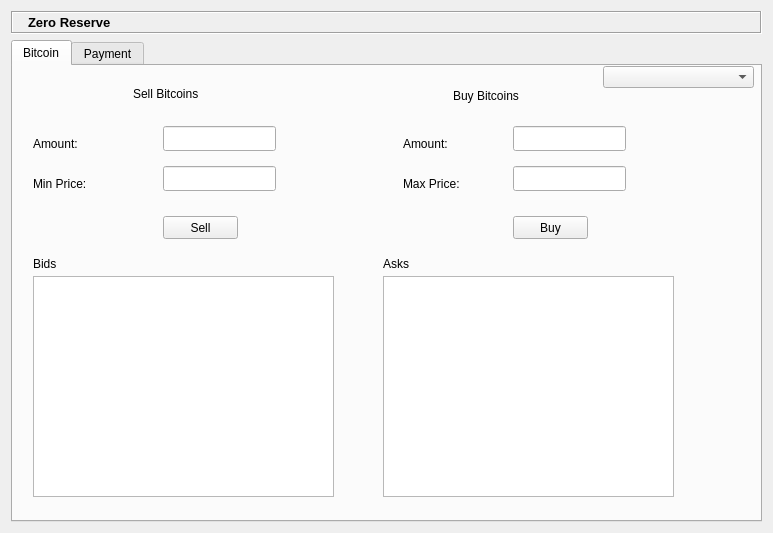
First picture: the form in ZeroReserveDialog.ui, repository zeroreserve/ZeroReserve, before the edit.
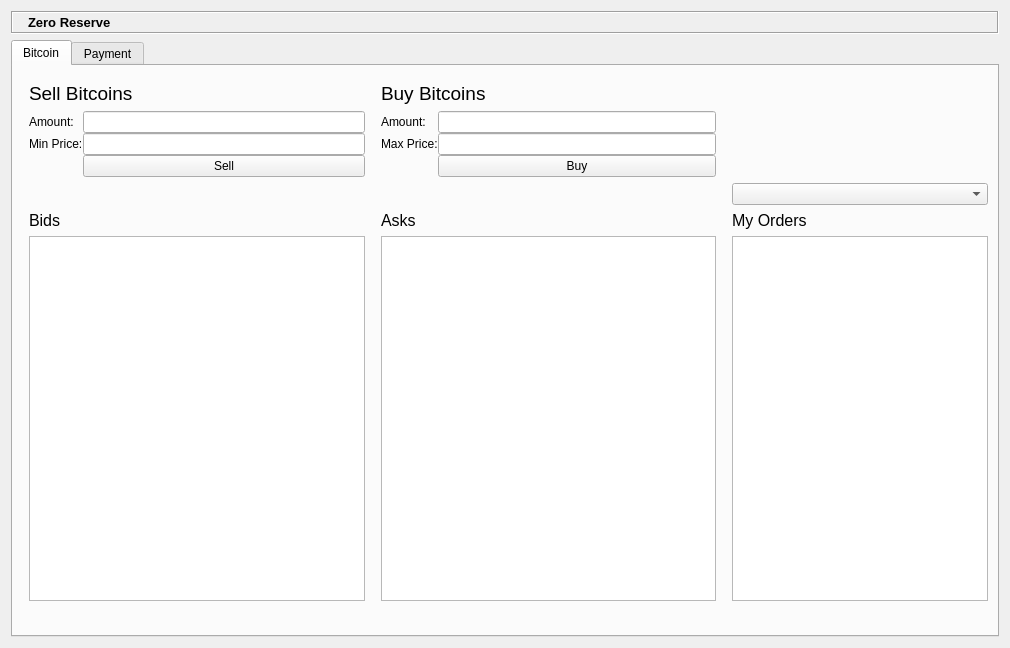
Second picture: the form after the edit. Icons and pictures are not drawn. Custom widgets are drawn as their Qt base class.

What changed in the file:
```diff
--- a/ZeroReserveDialog.ui
+++ b/ZeroReserveDialog.ui
@@ -6,8 +6,8 @@
    <rect>
     <x>0</x>
     <y>0</y>
-    <width>773</width>
-    <height>533</height>
+    <width>1010</width>
+    <height>648</height>
    </rect>
   </property>
   <layout class="QVBoxLayout" name="verticalLayout">
@@ -82,214 +82,206 @@
       <attribute name="title">
        <string>Bitcoin</string>
       </attribute>
-      <widget class="QTableView" name="asksTableView">
+      <widget class="QWidget" name="gridLayoutWidget">
        <property name="geometry">
         <rect>
-         <x>370</x>
-         <y>210</y>
-         <width>291</width>
-         <height>221</height>
-        </rect>
-       </property>
-      </widget>
-      <widget class="QTableView" name="bidsTableView">
-       <property name="geometry">
-        <rect>
-         <x>20</x>
-         <y>210</y>
-         <width>301</width>
-         <height>221</height>
-        </rect>
-       </property>
-      </widget>
-      <widget class="QLabel" name="label">
-       <property name="geometry">
-        <rect>
-         <x>20</x>
-         <y>190</y>
-         <width>57</width>
-         <height>15</height>
-        </rect>
-       </property>
-       <property name="text">
-        <string>Bids</string>
-       </property>
-      </widget>
-      <widget class="QLineEdit" name="bid_amount">
-       <property name="geometry">
-        <rect>
-         <x>500</x>
-         <y>60</y>
-         <width>113</width>
-         <height>25</height>
-        </rect>
-       </property>
-       <property name="maxLength">
-        <number>32</number>
-       </property>
-      </widget>
-      <widget class="QLineEdit" name="bid_price">
-       <property name="geometry">
-        <rect>
-         <x>500</x>
-         <y>100</y>
-         <width>113</width>
-         <height>25</height>
-        </rect>
-       </property>
-       <property name="toolTip">
-        <string>Leave empty to create a market order.</string>
-       </property>
-      </widget>
-      <widget class="QLabel" name="label_7">
-       <property name="geometry">
-        <rect>
-         <x>370</x>
-         <y>190</y>
-         <width>57</width>
-         <height>15</height>
-        </rect>
-       </property>
-       <property name="text">
-        <string>Asks</string>
-       </property>
-      </widget>
-      <widget class="QLabel" name="label_8">
-       <property name="geometry">
-        <rect>
-         <x>390</x>
-         <y>70</y>
-         <width>71</width>
-         <height>16</height>
-        </rect>
-       </property>
-       <property name="text">
-        <string>Amount:</string>
-       </property>
-      </widget>
-      <widget class="QLineEdit" name="ask_amount">
-       <property name="geometry">
-        <rect>
-         <x>150</x>
-         <y>60</y>
-         <width>113</width>
-         <height>25</height>
-        </rect>
-       </property>
-      </widget>
-      <widget class="QLineEdit" name="ask_price">
-       <property name="geometry">
-        <rect>
-         <x>150</x>
-         <y>100</y>
-         <width>113</width>
-         <height>25</height>
-        </rect>
-       </property>
-       <property name="toolTip">
-        <string>Leave empty to create a market order</string>
-       </property>
-      </widget>
-      <widget class="QLabel" name="label_9">
-       <property name="geometry">
-        <rect>
-         <x>390</x>
-         <y>110</y>
-         <width>71</width>
-         <height>16</height>
-        </rect>
-       </property>
-       <property name="text">
-        <string>Max Price:</string>
-       </property>
-      </widget>
-      <widget class="QLabel" name="label_10">
-       <property name="geometry">
-        <rect>
-         <x>440</x>
-         <y>20</y>
-         <width>101</width>
-         <height>20</height>
-        </rect>
-       </property>
-       <property name="text">
-        <string>Buy Bitcoins</string>
-       </property>
-      </widget>
-      <widget class="QLabel" name="label_11">
-       <property name="geometry">
-        <rect>
-         <x>20</x>
-         <y>70</y>
-         <width>71</width>
-         <height>16</height>
-        </rect>
-       </property>
-       <property name="text">
-        <string>Amount:</string>
-       </property>
-      </widget>
-      <widget class="QLabel" name="label_12">
-       <property name="geometry">
-        <rect>
-         <x>20</x>
-         <y>110</y>
-         <width>81</width>
-         <height>16</height>
-        </rect>
-       </property>
-       <property name="text">
-        <string>Min Price:</string>
-       </property>
-      </widget>
-      <widget class="QLabel" name="label_13">
-       <property name="geometry">
-        <rect>
-         <x>120</x>
-         <y>20</y>
-         <width>91</width>
-         <height>16</height>
-        </rect>
-       </property>
-       <property name="text">
-        <string>Sell Bitcoins</string>
-       </property>
-      </widget>
-      <widget class="QPushButton" name="askButton">
-       <property name="geometry">
-        <rect>
-         <x>150</x>
-         <y>150</y>
-         <width>75</width>
-         <height>23</height>
-        </rect>
-       </property>
-       <property name="text">
-        <string>Sell</string>
-       </property>
-      </widget>
-      <widget class="QPushButton" name="bidButton">
-       <property name="geometry">
-        <rect>
-         <x>500</x>
-         <y>150</y>
-         <width>75</width>
-         <height>23</height>
-        </rect>
-       </property>
-       <property name="text">
-        <string>Buy</string>
-       </property>
-      </widget>
-      <widget class="QComboBox" name="currencySelector1">
-       <property name="geometry">
-        <rect>
-         <x>590</x>
+         <x>0</x>
          <y>0</y>
-         <width>151</width>
-         <height>22</height>
+         <width>991</width>
+         <height>551</height>
         </rect>
        </property>
+       <layout class="QGridLayout" name="gridLayout">
+        <property name="sizeConstraint">
+         <enum>QLayout::SetNoConstraint</enum>
+        </property>
+        <property name="horizontalSpacing">
+         <number>16</number>
+        </property>
+        <property name="verticalSpacing">
+         <number>6</number>
+        </property>
+        <property name="margin">
+         <number>16</number>
+        </property>
+        <item row="3" column="2">
+         <widget class="QLabel" name="label_14">
+          <property name="font">
+           <font>
+            <pointsize>12</pointsize>
+           </font>
+          </property>
+          <property name="text">
+           <string>My Orders</string>
+          </property>
+         </widget>
+        </item>
+        <item row="2" column="2">
+         <widget class="QComboBox" name="currencySelector1"/>
+        </item>
+        <item row="3" column="0">
+         <widget class="QLabel" name="label">
+          <property name="font">
+           <font>
+            <pointsize>12</pointsize>
+           </font>
+          </property>
+          <property name="text">
+           <string>Bids</string>
+          </property>
+         </widget>
+        </item>
+        <item row="4" column="1">
+         <widget class="QTableView" name="asksTableView">
+          <property name="sizePolicy">
+           <sizepolicy hsizetype="Preferred" vsizetype="Expanding">
+            <horstretch>0</horstretch>
+            <verstretch>0</verstretch>
+           </sizepolicy>
+          </property>
+         </widget>
+        </item>
+        <item row="0" column="0">
+         <widget class="QLabel" name="label_13">
+          <property name="font">
+           <font>
+            <pointsize>14</pointsize>
+           </font>
+          </property>
+          <property name="text">
+           <string>Sell Bitcoins</string>
+          </property>
+         </widget>
+        </item>
+        <item row="0" column="1">
+         <widget class="QLabel" name="label_10">
+          <property name="font">
+           <font>
+            <pointsize>14</pointsize>
+           </font>
+          </property>
+          <property name="text">
+           <string>Buy Bitcoins</string>
+          </property>
+         </widget>
+        </item>
+        <item row="1" column="0">
+         <layout class="QGridLayout" name="gridLayout_2">
+          <item row="1" column="0">
+           <widget class="QLabel" name="label_12">
+            <property name="text">
+             <string>Min Price:</string>
+            </property>
+           </widget>
+          </item>
+          <item row="0" column="1">
+           <widget class="QLineEdit" name="ask_amount"/>
+          </item>
+          <item row="1" column="1">
+           <widget class="QLineEdit" name="ask_price">
+            <property name="toolTip">
+             <string>Leave empty to create a market order</string>
+            </property>
+           </widget>
+          </item>
+          <item row="0" column="0">
+           <widget class="QLabel" name="label_11">
+            <property name="text">
+             <string>Amount:</string>
+            </property>
+           </widget>
+          </item>
+          <item row="2" column="1">
+           <widget class="QPushButton" name="askButton">
+            <property name="text">
+             <string>Sell</string>
+            </property>
+           </widget>
+          </item>
+         </layout>
+        </item>
+        <item row="1" column="1">
+         <layout class="QGridLayout" name="gridLayout_3">
+          <item row="0" column="0">
+           <widget class="QLabel" name="label_8">
+            <property name="text">
+             <string>Amount:</string>
+            </property>
+           </widget>
+          </item>
+          <item row="1" column="1">
+           <widget class="QLineEdit" name="bid_price">
+            <property name="toolTip">
+             <string>Leave empty to create a market order.</string>
+            </property>
+           </widget>
+          </item>
+          <item row="1" column="0">
+           <widget class="QLabel" name="label_9">
+            <property name="text">
+             <string>Max Price:</string>
+            </property>
+           </widget>
+          </item>
+          <item row="0" column="1">
+           <widget class="QLineEdit" name="bid_amount">
+            <property name="maxLength">
+             <number>32</number>
+            </property>
+           </widget>
+          </item>
+          <item row="2" column="1">
+           <widget class="QPushButton" name="bidButton">
+            <property name="text">
+             <string>Buy</string>
+            </property>
+           </widget>
+          </item>
+         </layout>
+        </item>
+        <item row="4" column="2">
+         <widget class="QTableView" name="myOrders">
+          <property name="sizePolicy">
+           <sizepolicy hsizetype="Preferred" vsizetype="Expanding">
+            <horstretch>0</horstretch>
+            <verstretch>0</verstretch>
+           </sizepolicy>
+          </property>
+         </widget>
+        </item>
+        <item row="3" column="1">
+         <widget class="QLabel" name="label_7">
+          <property name="font">
+           <font>
+            <pointsize>12</pointsize>
+           </font>
+          </property>
+          <property name="text">
+           <string>Asks</string>
+          </property>
+         </widget>
+        </item>
+        <item row="4" column="0">
+         <layout class="QVBoxLayout" name="verticalLayout_2">
+          <property name="spacing">
+           <number>0</number>
+          </property>
+          <property name="sizeConstraint">
+           <enum>QLayout::SetDefaultConstraint</enum>
+          </property>
+          <item>
+           <widget class="QTableView" name="bidsTableView">
+            <property name="sizePolicy">
+             <sizepolicy hsizetype="Preferred" vsizetype="Expanding">
+              <horstretch>0</horstretch>
+              <verstretch>0</verstretch>
+             </sizepolicy>
+            </property>
+           </widget>
+          </item>
+         </layout>
+        </item>
+       </layout>
       </widget>
      </widget>
      <widget class="QWidget" name="PaymentTab">
```
Left out of the diff: 2 changed lines with no effect on the pictures.
